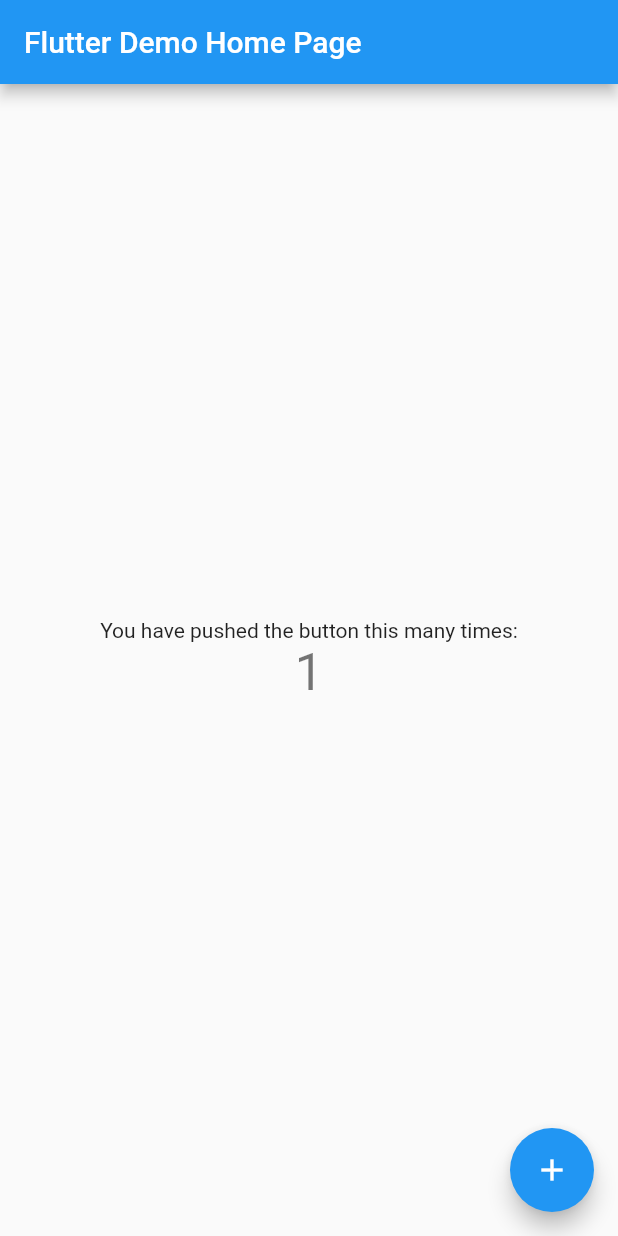
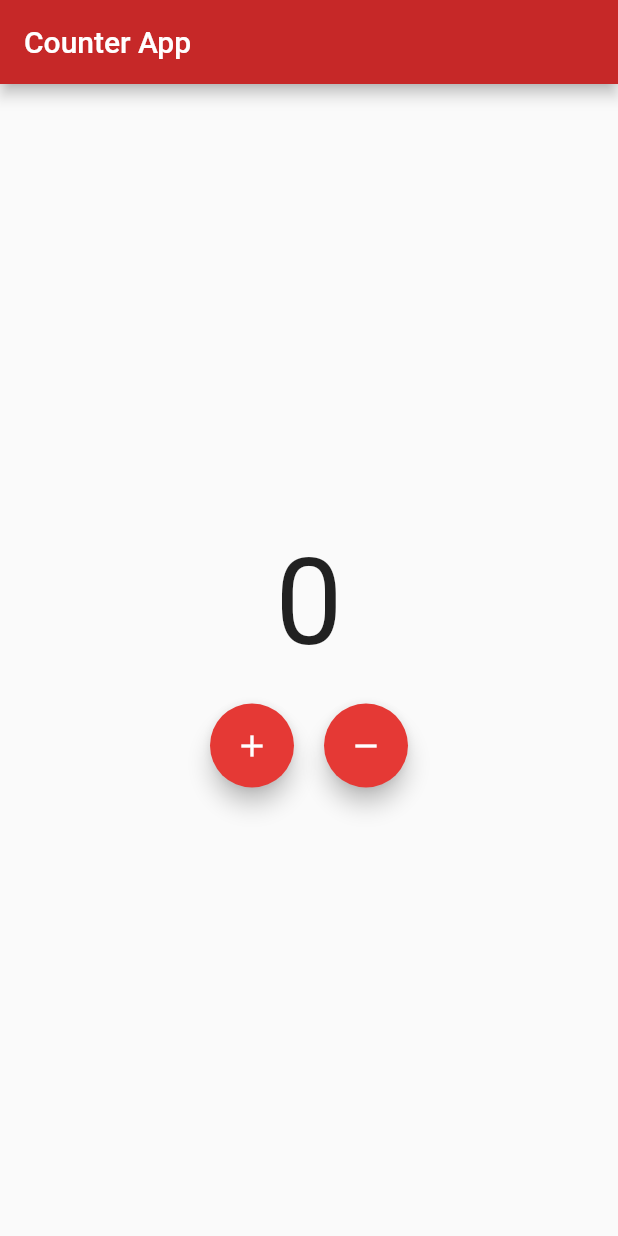
Before and after one commit to dwyl/flutter-counter-example, a Flutter app: the screen it shows after launch, after a tap on the "add" icon, on a phone screen of 412 x 824 dp. Run offline on Flutter 3.47's test engine with Material 2 defaults, Android fonts, the phone set to English and light mode, and no system bars; our stand-ins replace equatable.

```diff
--- /dev/null
+++ b/lib/Domain/counter.dart
@@ -0,0 +1,11 @@
+import 'package:equatable/equatable.dart';
+
+class Counter extends Equatable {
+  int value = 0;
+
+
+
+  @override
+  // TODO: implement props
+  List<Object> get props => [value];
+}
--- /dev/null
+++ b/lib/Presentation/counter_page.dart
@@ -0,0 +1,45 @@
+
+import 'package:counter_app_tdd/Domain/counter.dart';
+import 'package:flutter/material.dart';
+
+
+class CounterPage extends StatelessWidget{
+
+  @override
+  Widget build(BuildContext context){
+    return Scaffold(
+      appBar: AppBar(
+        title: Text('Counter App'),
+        ),
+        body: Center(
+          child: Column(
+            mainAxisAlignment: MainAxisAlignment.center,
+            children: <Widget>[
+              Text(
+                '0',
+              style: TextStyle(fontSize:80.0),
+              ),
+              SizedBox(
+                height: 20.0,
+              ),
+              Row(
+                mainAxisAlignment: MainAxisAlignment.center,
+                children: <Widget>[
+              FloatingActionButton(
+              onPressed: () {
+              },
+              child: Icon(Icons.add),
+              tooltip: 'Increment',
+              ),
+              SizedBox(width: 20.0),
+              FloatingActionButton(
+              onPressed: () {},
+              child: Icon(Icons.remove),
+              tooltip: 'Decrement',
+              ),
+
+              ],)
+            ],
+          )));
+  }
+}
--- a/lib/main.dart
+++ b/lib/main.dart
@@ -1,111 +1,24 @@
 import 'package:flutter/material.dart';
+import 'package:counter_app_tdd/Presentation/counter_page.dart';
 
-void main() => runApp(MyApp());
+
+void main() async {
+  WidgetsFlutterBinding.ensureInitialized();
+  runApp(MyApp());
+}
 
 class MyApp extends StatelessWidget {
-  // This widget is the root of your application.
+  final int number = 1 ;
    @override
 Widget build(BuildContext context) {
   return MaterialApp(
-      title: 'Flutter Demo',
+    title: 'Counter App Example',
     theme: ThemeData(
-        // This is the theme of your application.
-        //
-        // Try running your application with "flutter run". You'll see the
-        // application has a blue toolbar. Then, without quitting the app, try
-        // changing the primarySwatch below to Colors.green and then invoke
-        // "hot reload" (press "r" in the console where you ran "flutter run",
-        // or simply save your changes to "hot reload" in a Flutter IDE).
-        // Notice that the counter didn't reset back to zero; the application
-        // is not restarted.
-        primarySwatch: Colors.blue,
+      primaryColor: Colors.red.shade800,
+      accentColor: Colors.red.shade600,
     ),
-      home: MyHomePage(title: 'Flutter Demo Home Page'),
+    debugShowCheckedModeBanner: false,
+    home: CounterPage(),
   );
 }
 }
-
-class MyHomePage extends StatefulWidget {
-  MyHomePage({Key key, this.title}) : super(key: key);
-
-  // This widget is the home page of your application. It is stateful, meaning
-  // that it has a State object (defined below) that contains fields that affect
-  // how it looks.
-
-  // This class is the configuration for the state. It holds the values (in this
-  // case the title) provided by the parent (in this case the App widget) and
-  // used by the build method of the State. Fields in a Widget subclass are
-  // always marked "final".
-
-  final String title;
-
-  @override
-  _MyHomePageState createState() => _MyHomePageState();
-}
-
-class _MyHomePageState extends State<MyHomePage> {
-  int _counter = 0;
-
-  void _incrementCounter() {
-    setState(() {
-      // This call to setState tells the Flutter framework that something has
-      // changed in this State, which causes it to rerun the build method below
-      // so that the display can reflect the updated values. If we changed
-      // _counter without calling setState(), then the build method would not be
-      // called again, and so nothing would appear to happen.
-      _counter++;
-    });
-  }
-
-  @override
-  Widget build(BuildContext context) {
-    // This method is rerun every time setState is called, for instance as done
-    // by the _incrementCounter method above.
-    //
-    // The Flutter framework has been optimized to make rerunning build methods
-    // fast, so that you can just rebuild anything that needs updating rather
-    // than having to individually change instances of widgets.
-    return Scaffold(
-      appBar: AppBar(
-        // Here we take the value from the MyHomePage object that was created by
-        // the App.build method, and use it to set our appbar title.
-        title: Text(widget.title),
-      ),
-      body: Center(
-        // Center is a layout widget. It takes a single child and positions it
-        // in the middle of the parent.
-        child: Column(
-          // Column is also a layout widget. It takes a list of children and
-          // arranges them vertically. By default, it sizes itself to fit its
-          // children horizontally, and tries to be as tall as its parent.
-          //
-          // Invoke "debug painting" (press "p" in the console, choose the
-          // "Toggle Debug Paint" action from the Flutter Inspector in Android
-          // Studio, or the "Toggle Debug Paint" command in Visual Studio Code)
-          // to see the wireframe for each widget.
-          //
-          // Column has various properties to control how it sizes itself and
-          // how it positions its children. Here we use mainAxisAlignment to
-          // center the children vertically; the main axis here is the vertical
-          // axis because Columns are vertical (the cross axis would be
-          // horizontal).
-          mainAxisAlignment: MainAxisAlignment.center,
-          children: <Widget>[
-            Text(
-              'You have pushed the button this many times:',
-            ),
-            Text(
-              '$_counter',
-              style: Theme.of(context).textTheme.display1,
-            ),
-          ],
-        ),
-      ),
-      floatingActionButton: FloatingActionButton(
-        onPressed: _incrementCounter,
-        tooltip: 'Increment',
-        child: Icon(Icons.add),
-      ), // This trailing comma makes auto-formatting nicer for build methods.
-    );
-  }
-}
```
Also changed, not shown: pubspec.yaml (+15 -0 lines), pubspec.lock, 8 other files. Lines whose indentation alone changed are shown as unchanged.
